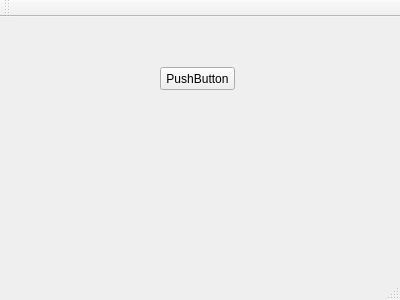
First picture: the form in mainwindow.ui, repository AlexeyTyurenkov/ITAInformator, before the edit.
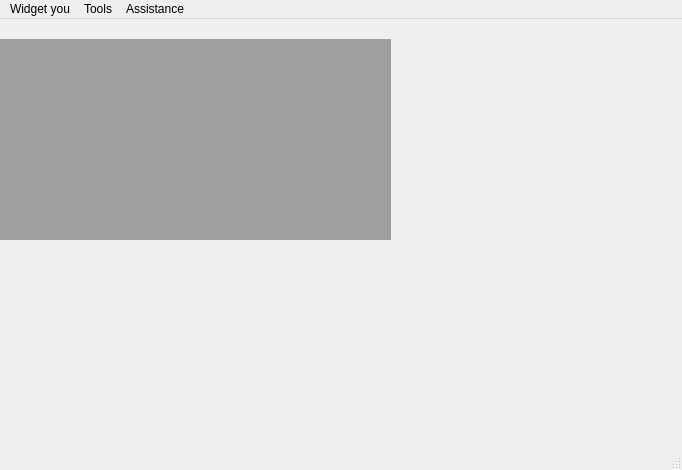
Second picture: the form after the edit.

Commit message: Project ClassWork 13.10.2014

The edit to the form file:
```diff
--- a/mainwindow.ui
+++ b/mainwindow.ui
@@ -6,25 +6,35 @@
    <rect>
     <x>0</x>
     <y>0</y>
-    <width>400</width>
-    <height>300</height>
+    <width>682</width>
+    <height>470</height>
    </rect>
   </property>
   <property name="windowTitle">
    <string>MainWindow</string>
   </property>
   <widget class="QWidget" name="centralWidget">
-   <widget class="QPushButton" name="pushButton">
+   <widget class="QLabel" name="iceDev">
     <property name="geometry">
      <rect>
       <x>160</x>
-      <y>50</y>
-      <width>75</width>
-      <height>23</height>
+      <y>130</y>
+      <width>46</width>
+      <height>13</height>
      </rect>
     </property>
     <property name="text">
-     <string>PushButton</string>
+     <string>TextLabel</string>
+    </property>
+   </widget>
+   <widget class="QMdiArea" name="mdiArea">
+    <property name="geometry">
+     <rect>
+      <x>0</x>
+      <y>20</y>
+      <width>391</width>
+      <height>201</height>
+     </rect>
     </property>
    </widget>
   </widget>
@@ -33,18 +43,78 @@
     <rect>
      <x>0</x>
      <y>0</y>
-     <width>400</width>
-     <height>20</height>
+     <width>682</width>
+     <height>21</height>
     </rect>
    </property>
-  </widget>
-  <widget class="QToolBar" name="mainToolBar">
-   <attribute name="toolBarArea">
-    <enum>TopToolBarArea</enum>
-   </attribute>
-   <attribute name="toolBarBreak">
+   <property name="minimumSize">
+    <size>
+     <width>0</width>
+     <height>16</height>
+    </size>
+   </property>
+   <property name="baseSize">
+    <size>
+     <width>0</width>
+     <height>16</height>
+    </size>
+   </property>
+   <property name="defaultUp">
     <bool>false</bool>
-   </attribute>
+   </property>
+   <property name="nativeMenuBar">
+    <bool>true</bool>
+   </property>
+   <widget class="QMenu" name="menuNew">
+    <property name="title">
+     <string>Widget you</string>
+    </property>
+    <widget class="QMenu" name="menuConversion">
+     <property name="title">
+      <string>&amp;Conversion</string>
+     </property>
+     <addaction name="actionTemperature"/>
+     <addaction name="actionArea"/>
+     <addaction name="actionVolume_capacity"/>
+     <addaction name="actionDistance_and_Length"/>
+     <addaction name="actionWeight_weight"/>
+    </widget>
+    <addaction name="menuConversion"/>
+    <addaction name="action_Oil_Charts"/>
+    <addaction name="action_Currency"/>
+    <addaction name="action_2"/>
+    <addaction name="separator"/>
+    <addaction name="actionAbout"/>
+   </widget>
+   <widget class="QMenu" name="menuAbout">
+    <property name="title">
+     <string>Tools</string>
+    </property>
+    <widget class="QMenu" name="menuLengvich">
+     <property name="title">
+      <string>&amp;Language</string>
+     </property>
+     <addaction name="actionEn"/>
+     <addaction name="actionUk"/>
+     <addaction name="actionPol"/>
+    </widget>
+    <addaction name="menuLengvich"/>
+    <addaction name="action_settings"/>
+   </widget>
+   <widget class="QMenu" name="menu">
+    <property name="title">
+     <string>Assistance</string>
+    </property>
+    <addaction name="action_Widget_you"/>
+    <addaction name="action_5"/>
+    <addaction name="separator"/>
+    <addaction name="action_7"/>
+    <addaction name="separator"/>
+    <addaction name="action_Widget_you_2"/>
+   </widget>
+   <addaction name="menuNew"/>
+   <addaction name="menuAbout"/>
+   <addaction name="menu"/>
   </widget>
   <widget class="QStatusBar" name="statusBar"/>
  </widget>
```
Left out of the diff: 127 changed lines with no effect on the pictures. The commit also changes 33 other files.
